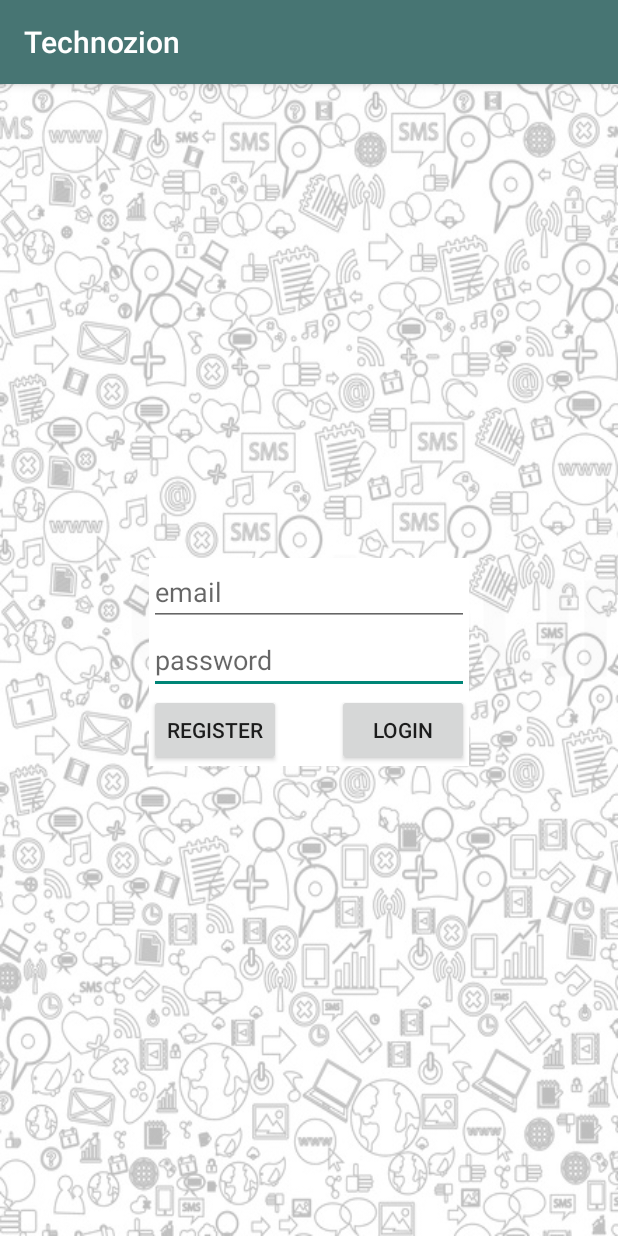
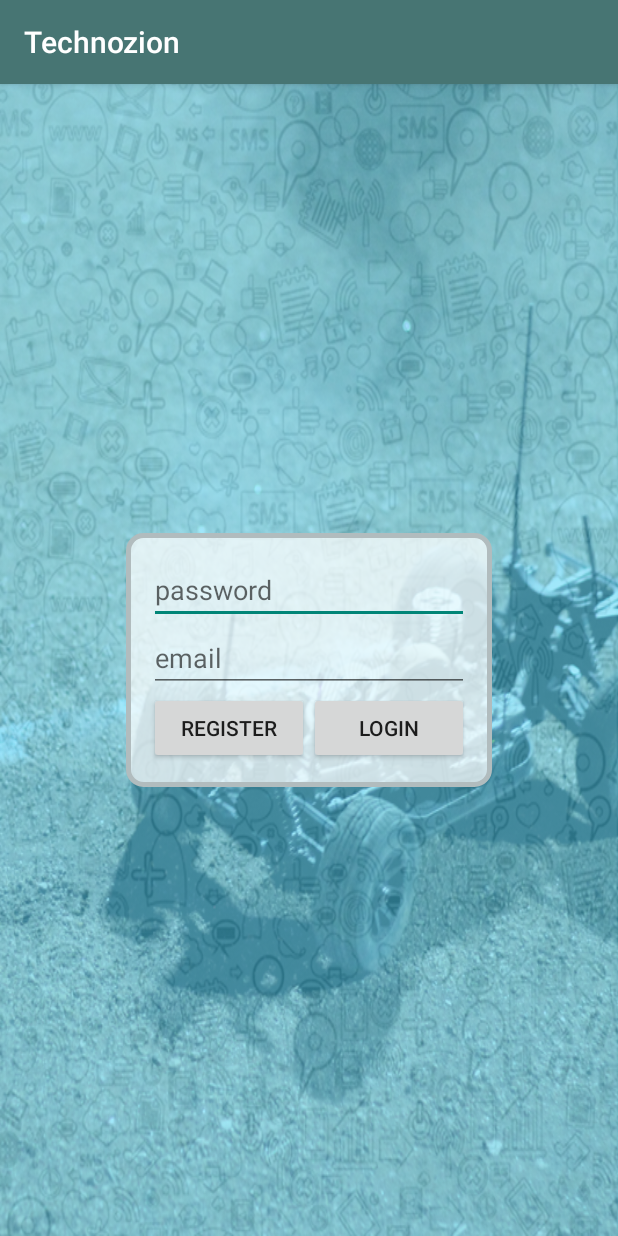
Before and after one commit to karnika-ag/Technozion1, an Android app: the screen it shows after launch (LoginActivity), on a phone screen of 412 x 824 dp. Run offline under Robolectric (Android 15) with nearby library versions, the phone set to English and light mode, and no system bars.

Commit message:
design made good

```diff
--- a/app/src/main/AndroidManifest.xml
+++ b/app/src/main/AndroidManifest.xml
@@ -20,12 +20,14 @@
         android:theme="@style/AppTheme" >
         <activity
             android:name=".LoginActivity"
-            android:label="@string/app_name" >
+            android:label="@string/app_name"
+            android:theme="@style/LoginRegisterTheme">
             <intent-filter>
                 <action android:name="android.intent.action.MAIN" />
 
                 <category android:name="android.intent.category.LAUNCHER" />
             </intent-filter>
+
         </activity>
         <activity
             android:name=".MainActivity"
@@ -34,7 +36,8 @@
         <activity
             android:name=".RegisterEventActivity"
             android:label="@string/title_activity_register_event"
-            android:parentActivityName=".MainActivity" >
+            android:parentActivityName=".MainActivity"
+            >
             <meta-data
                 android:name="android.support.PARENT_ACTIVITY"
                 android:value="in.technozion.technozion.MainActivity" />
@@ -74,7 +77,8 @@
         <activity
             android:name=".RegisterActivity"
             android:label="@string/title_activity_register"
-            android:parentActivityName=".LoginActivity" >
+            android:parentActivityName=".LoginActivity"
+            android:theme="@style/LoginRegisterTheme">
             <meta-data
                 android:name="android.support.PARENT_ACTIVITY"
                 android:value="in.technozion.technozion.LoginActivity" />
@@ -90,10 +94,10 @@
         <activity
             android:name=".RegisterConfirmationActivity"
             android:label="@string/title_activity_register_confirmation"
-            android:parentActivityName=".MainActivity" >
+            android:parentActivityName=".RegisterActivity" >
             <meta-data
                 android:name="android.support.PARENT_ACTIVITY"
-                android:value="in.technozion.technozion.MainActivity" />
+                android:value="in.technozion.technozion.RegisterActivity" />
         </activity>
     </application>
 
--- /dev/null
+++ b/app/src/main/res/drawable/rounded_bg.xml
@@ -0,0 +1,7 @@
+<?xml version="1.0" encoding="UTF-8"?>
+<shape xmlns:android="http://schemas.android.com/apk/res/android">
+    <solid android:color="@color/login_white"/>
+    <stroke android:width="3dip" android:color="#B1BCBE"/>
+    <corners android:radius="10dip"/>
+    <padding android:left="0dip" android:top="0dip"  android:right="0dip" android:bottom="0dip"/>
+</shape>
--- a/app/src/main/res/layout/fragment_login.xml
+++ b/app/src/main/res/layout/fragment_login.xml
@@ -6,26 +6,45 @@
     android:paddingBottom="@dimen/activity_vertical_margin" tools:context=".LoginActivityFragment"
     >
 
-    <ImageView
-        android:background="#FFFFFF"
+    <!--<ImageView-->
+        <!-- -->
+        <!--android:background="@drawable/roundedrect_light1"-->
+        <!--android:layout_width="wrap_content"-->
+        <!--android:layout_height="wrap_content"-->
+        <!--android:id="@+id/imageView4"-->
+        <!--android:layout_alignBottom="@+id/buttonLogin"-->
+        <!--android:layout_alignRight="@+id/buttonLogin"-->
+        <!--android:layout_alignEnd="@+id/buttonLogin"-->
+        <!--android:layout_alignTop="@+id/editTextEmail"-->
+        <!--android:layout_alignLeft="@+id/editTextPassword"-->
+        <!--android:layout_alignStart="@+id/editTextPassword" />-->
+
+
+
+    <!--<ImageView-->
+        <!--android:layout_width="wrap_content"-->
+        <!--android:layout_height="wrap_content"-->
+        <!--android:id="@+id/imageView3"-->
+        <!--android:layout_alignBottom="@+id/editTextPassword"-->
+        <!--android:layout_toLeftOf="@+id/editTextPassword"-->
+        <!--android:layout_toStartOf="@+id/editTextPassword" />-->
+
+    <!--<FrameLayout-->
+        <!--android:layout_width="match_parent"-->
+        <!--android:layout_height="match_parent"-->
+        <!--android:layout_centerVertical="true"-->
+        <!--android:layout_centerHorizontal="true"-->
+        <!--android:id="@+id/frameLayout"/>-->
+    <LinearLayout
+
+        android:background="@drawable/rounded_bg"
+        android:padding="15dp"
+        android:orientation="vertical"
         android:layout_width="wrap_content"
         android:layout_height="wrap_content"
-        android:id="@+id/imageView4"
-        android:layout_alignBottom="@+id/buttonLogin"
-        android:layout_alignRight="@+id/buttonLogin"
-        android:layout_alignEnd="@+id/buttonLogin"
-        android:layout_alignTop="@+id/editTextEmail"
-        android:layout_alignLeft="@+id/editTextPassword"
-        android:layout_alignStart="@+id/editTextPassword" />
+        android:layout_centerVertical="true"
+        android:layout_centerHorizontal="true">
 
-    <Button
-        android:layout_width="wrap_content"
-        android:layout_height="wrap_content"
-        android:text="Login"
-        android:id="@+id/buttonLogin"
-        android:layout_alignTop="@+id/buttonRegister"
-        android:layout_alignRight="@+id/editTextPassword"
-        android:layout_alignEnd="@+id/editTextPassword" />
 
         <EditText
             android:hint="password"
@@ -47,27 +66,30 @@
             android:layout_above="@+id/editTextPassword"
             android:layout_centerHorizontal="true" />
 
+        <LinearLayout
+            android:orientation="horizontal"
+            android:layout_width="match_parent"
+            android:layout_height="wrap_content">
             <Button
             android:layout_width="wrap_content"
             android:layout_height="wrap_content"
+                android:layout_weight="1"
             android:text="Register"
             android:id="@+id/buttonRegister"
             android:layout_below="@+id/editTextPassword"
             android:layout_alignLeft="@+id/editTextPassword"
             android:layout_alignStart="@+id/editTextPassword" />
+            <Button
+                android:layout_weight="1"
+                android:layout_width="wrap_content"
+                android:layout_height="wrap_content"
+                android:text="Login"
+                android:id="@+id/buttonLogin"
+                android:layout_alignTop="@+id/buttonRegister"
+                android:layout_alignRight="@+id/editTextPassword"
+                android:layout_alignEnd="@+id/editTextPassword" />
+        </LinearLayout>
 
-    <!--<ImageView-->
-        <!--android:layout_width="wrap_content"-->
-        <!--android:layout_height="wrap_content"-->
-        <!--android:id="@+id/imageView3"-->
-        <!--android:layout_alignBottom="@+id/editTextPassword"-->
-        <!--android:layout_toLeftOf="@+id/editTextPassword"-->
-        <!--android:layout_toStartOf="@+id/editTextPassword" />-->
 
-    <!--<FrameLayout-->
-        <!--android:layout_width="match_parent"-->
-        <!--android:layout_height="match_parent"-->
-        <!--android:layout_centerVertical="true"-->
-        <!--android:layout_centerHorizontal="true"-->
-        <!--android:id="@+id/frameLayout"/>-->
+    </LinearLayout>
 </RelativeLayout>
--- a/app/src/main/res/layout/fragment_register.xml
+++ b/app/src/main/res/layout/fragment_register.xml
@@ -2,7 +2,8 @@
     xmlns:tools="http://schemas.android.com/tools"
     tools:context="in.technozion.technozion.RegisterActivityFragment"
     android:layout_width="match_parent"
-    android:layout_height="match_parent">
+    android:layout_height="match_parent"
+    android:background="@color/login_white">
     <RelativeLayout  android:layout_width="match_parent"
         android:layout_height="match_parent" android:paddingLeft="@dimen/activity_horizontal_margin"
         android:paddingRight="@dimen/activity_horizontal_margin"
--- a/app/src/main/res/values/colors.xml
+++ b/app/src/main/res/values/colors.xml
@@ -1,5 +1,7 @@
 <?xml version="1.0" encoding="utf-8"?>
 <resources>
+    <color name="login_white">#BBFFFFFF</color>
+
     <color name="green">#477573</color>
     <color name="blue">#0000FF</color>
 
```
Also changed, not shown: app/src/main/res/drawable-hdpi/bg1.png. Lines whose indentation alone changed are shown as unchanged.
